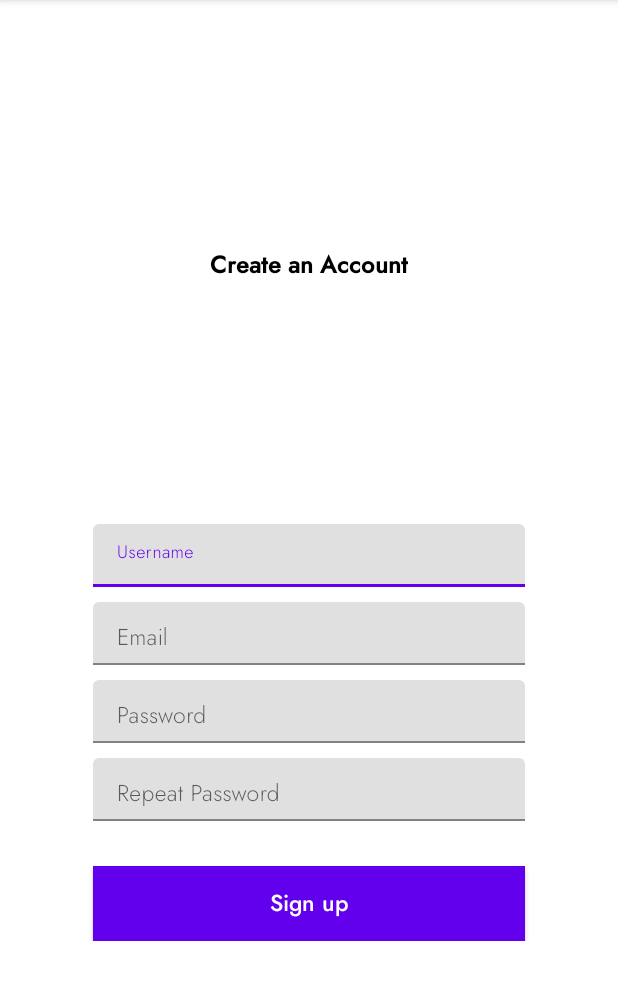
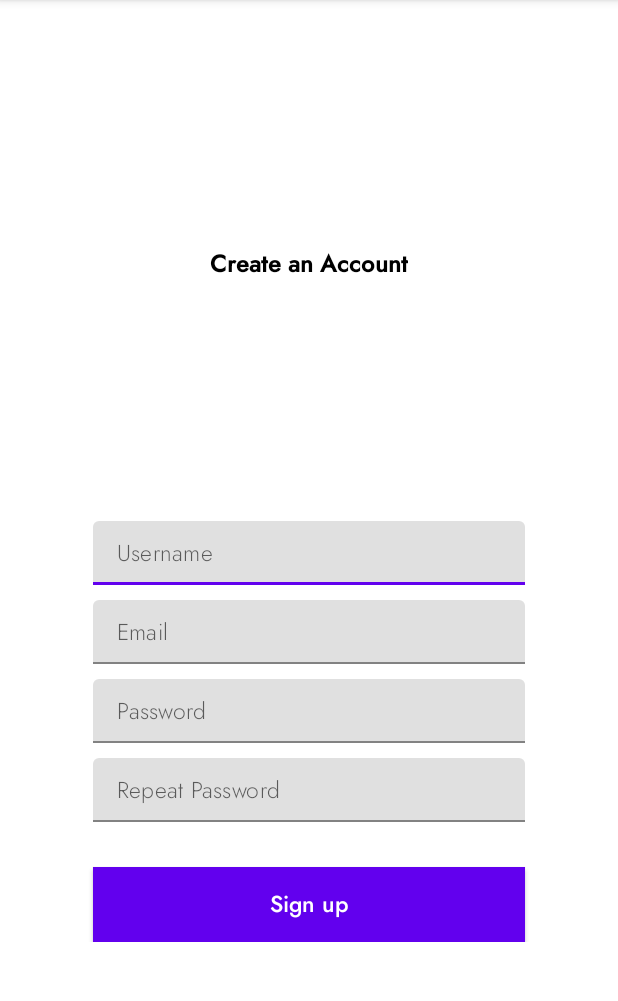
Before and after one commit to EvansMutwiri/Quotwit, an Android app: the SignUpActivity screen opened directly, with no data from a screen before it, on a phone screen of 412 x 824 dp, the part 84-1085 px from its top. Run offline under Robolectric (Android 15) with nearby library versions, the phone set to English and light mode, and no system bars; our stand-ins replace ButterKnife.

Commit message:
Disable input hint always show

```diff
--- a/app/src/main/res/layout/activity_login.xml
+++ b/app/src/main/res/layout/activity_login.xml
@@ -56,6 +56,7 @@
                 android:layout_height="50dp"
                 android:layout_marginTop="50dp"
                 android:textColorHint="#808080"
+                app:hintEnabled="false"
                 app:layout_constraintEnd_toEndOf="parent"
                 app:layout_constraintStart_toStartOf="parent"
                 app:layout_constraintTop_toTopOf="parent"
@@ -79,6 +80,7 @@
 
             <com.google.android.material.textfield.TextInputLayout
                 android:id="@+id/layout_password"
+                app:hintEnabled="false"
                 android:layout_width="0dp"
                 android:layout_height="50dp"
                 android:layout_marginTop="10dp"
--- a/app/src/main/res/layout/activity_sign_up.xml
+++ b/app/src/main/res/layout/activity_sign_up.xml
@@ -38,6 +38,7 @@
 
             <com.google.android.material.textfield.TextInputLayout
                 android:id="@+id/user_name"
+                app:hintEnabled="false"
                 android:layout_width="0dp"
                 android:layout_height="wrap_content"
                 android:layout_marginTop="20dp"
@@ -64,6 +65,7 @@
                 android:layout_width="0dp"
                 android:layout_height="wrap_content"
                 android:layout_marginTop="10dp"
+                app:hintEnabled="false"
                 app:layout_constraintEnd_toEndOf="parent"
                 app:layout_constraintStart_toStartOf="parent"
                 app:layout_constraintTop_toBottomOf="@+id/user_name"
@@ -88,6 +90,7 @@
                 android:layout_width="0dp"
                 android:layout_height="wrap_content"
                 android:layout_marginTop="10dp"
+                app:hintEnabled="false"
                 app:layout_constraintEnd_toEndOf="parent"
                 app:layout_constraintStart_toStartOf="parent"
                 app:layout_constraintTop_toBottomOf="@+id/layout_email"
@@ -112,6 +115,7 @@
                 android:layout_width="0dp"
                 android:layout_height="wrap_content"
                 android:layout_marginTop="10dp"
+                app:hintEnabled="false"
                 app:layout_constraintEnd_toEndOf="parent"
                 app:layout_constraintStart_toStartOf="parent"
                 app:layout_constraintTop_toBottomOf="@+id/layout_password"
```
